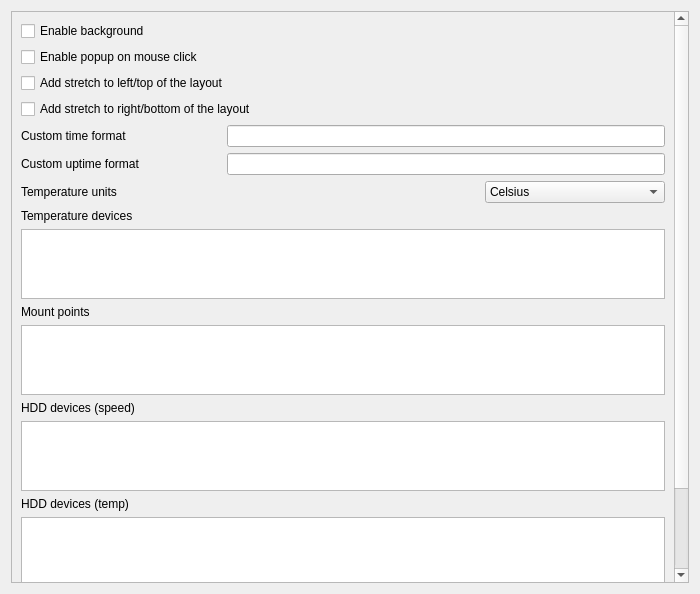
The window that sources/awesome-widget/advanced.ui (arcan1s/awesome-widgets) describes before a commit, drawn with Qt 5.
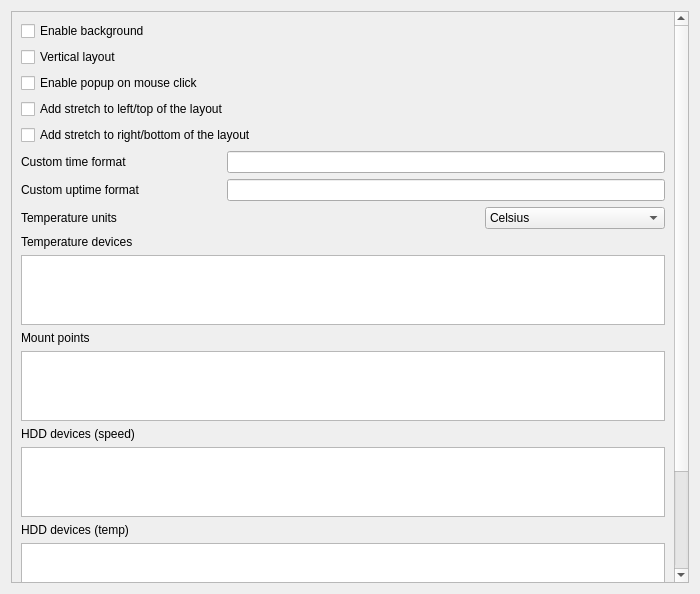
The same window after the commit.

Commit message: move back layout settings

The edit to the form file:
```diff
--- a/sources/awesome-widget/advanced.ui
+++ b/sources/awesome-widget/advanced.ui
@@ -41,9 +41,9 @@
       <property name="geometry">
        <rect>
         <x>0</x>
-        <y>-62</y>
+        <y>0</y>
         <width>677</width>
-        <height>640</height>
+        <height>665</height>
        </rect>
       </property>
       <layout class="QVBoxLayout" name="verticalLayout_8">
@@ -54,6 +54,13 @@
          </property>
         </widget>
        </item>
+       <item>
+        <widget class="QCheckBox" name="checkBox_layout">
+         <property name="text">
+          <string>Vertical layout</string>
+         </property>
+        </widget>
+       </item>
        <item>
         <widget class="QCheckBox" name="checkBox_popup">
          <property name="text">
```
The commit also changes 2 other files.
